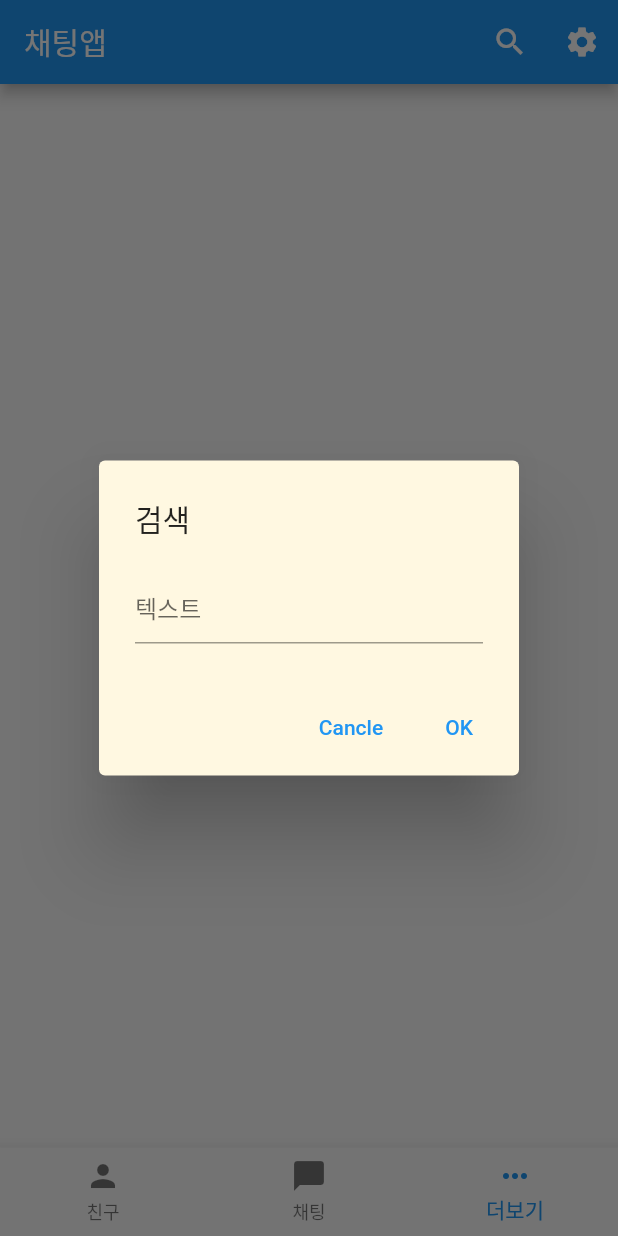
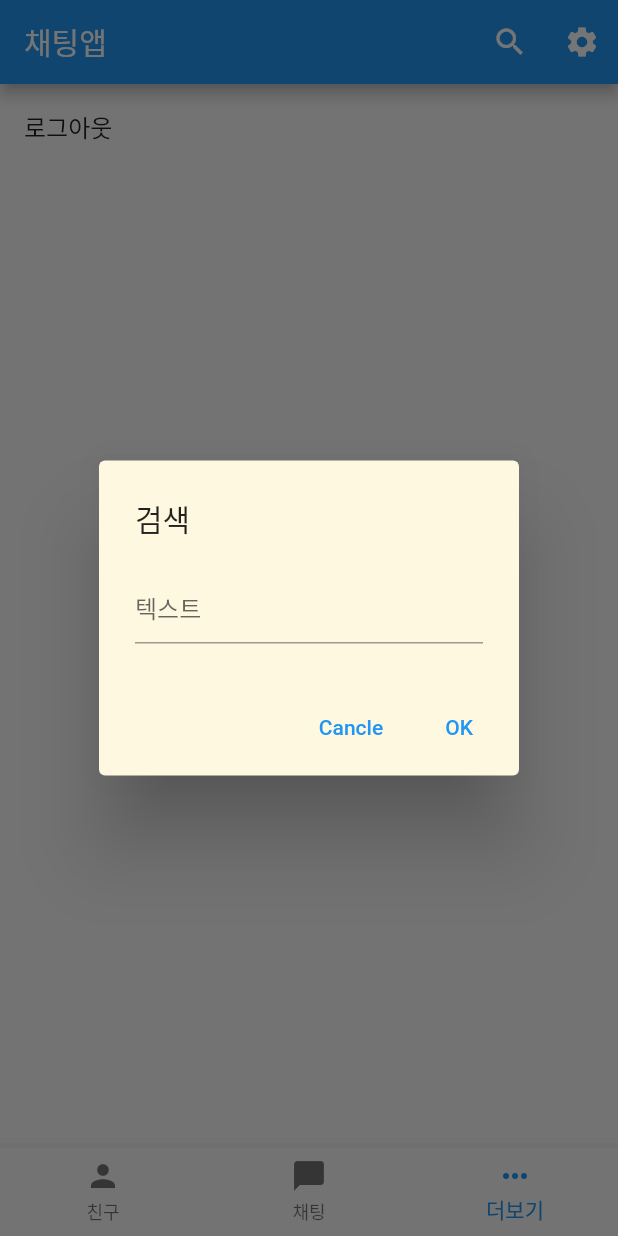
Before and after one commit to Aqudi/flutter-group-study, a Flutter app: the RootTabPage screen opened directly, item 3 of the bottom bar chosen, after a tap on the "search" icon, on a phone screen of 412 x 824 dp. Run offline on Flutter 3.47's test engine with Material 2 defaults, Android fonts, the light colour scheme and no system bars; our stand-ins replace flutter_hooks, flutter_riverpod, hooks_riverpod; network calls fail.

Commit message:
week3 간이 로그인 & 로딩

```diff
--- a/newtalk/lib/app.dart
+++ b/newtalk/lib/app.dart
@@ -1,5 +1,5 @@
 import 'package:flutter/material.dart';
-import 'package:newtalk/pages/root_tabs/root_tab_page.dart';
+import 'package:newtalk/pages/auth/login_page.dart';
 
 class App extends StatelessWidget {
   const App({Key? key}) : super(key: key);
@@ -11,7 +11,7 @@ class App extends StatelessWidget {
       theme: ThemeData(
         primarySwatch: Colors.blue,
       ),
-      home: const RootTabPage(),
+      home: const LoginPage(),
     );
   }
 }
--- a/newtalk/lib/pages/friend/friend_page.dart
+++ b/newtalk/lib/pages/friend/friend_page.dart
@@ -1,40 +1,62 @@
 import 'package:flutter/material.dart';
-import 'package:flutter_riverpod/flutter_riverpod.dart';
+import 'package:flutter_hooks/flutter_hooks.dart';
+import 'package:hooks_riverpod/hooks_riverpod.dart';
 import 'package:newtalk/pages/friend/widgets/profile_list_tile.dart';
+import 'package:newtalk/services/auth_service.dart';
 import 'package:newtalk/services/search_service.dart';
 
-class FriendPage extends ConsumerStatefulWidget {
+class FriendPage extends HookConsumerWidget {
   const FriendPage({Key? key}) : super(key: key);
 
   @override
-  ConsumerState<FriendPage> createState() => _FriendPageState();
-}
+  Widget build(BuildContext context, WidgetRef ref) {
+    final username = ref.watch(authServiceProvider).name;
+    final searchKeyword = ref.watch(searchServiceProvider);
 
-class _FriendPageState extends ConsumerState<FriendPage> {
-  final scrollController = ScrollController();
-  bool switchValue = false;
+    // // 기존: dispose를 해주어야 하므로 StatefulWidget 사용
+    // // hook 사용: dispose X, StatelessWidget 사용 가능
+    final scrollController = useScrollController();
 
-  final friends = List.generate(100, (index) => '친구 #$index');
+    // 값을 기억
+    final friends = useMemoized(
+      () => List.generate(100, (index) {
+        print(index);
+        return '친구 #$index';
+      }),
+    );
 
-  @override
-  Widget build(BuildContext context) {
-    final searchService = ref.watch(searchServiceProvider);
+    // // state로 useState로 사용 가능 (이때는 ValueNotifier로 적용됨)
+    // // state value는 applyFilter.value로 바꾸거나 사용 가능
+    final useFilter = useState(true);
 
     final filtered = friends.where((value) {
-      return value.contains(searchService.key?.key ?? '');
+      if (useFilter.value) {
+        return value.contains(searchKeyword);
+      }
+      return true;
     });
 
     return SingleChildScrollView(
       controller: scrollController,
       child: Column(
         children: [
+          Switch(
+            value: useFilter.value,
+            onChanged: (value) {
+              useFilter.value = value;
+            },
+          ),
           const SizedBox(height: 10),
-          const ProfileListTile(name: "나"),
+          ProfileListTile(name: '$username'),
           const Divider(),
-          ListView(
+          // ListView.builder: 큰 사이즈의 데이터 처리에 적합
+          ListView.builder(
             controller: scrollController,
             shrinkWrap: true,
-            children: filtered.map((e) => ProfileListTile(name: e)).toList(),
+            itemCount: filtered.length,
+            itemBuilder: (context, index) => ProfileListTile(
+              name: filtered.elementAt(index),
+            ),
           ),
         ],
       ),
--- a/newtalk/lib/pages/menu/menu_page.dart
+++ b/newtalk/lib/pages/menu/menu_page.dart
@@ -1,10 +1,39 @@
 import 'package:flutter/material.dart';
+import 'package:hooks_riverpod/hooks_riverpod.dart';
+import 'package:newtalk/pages/auth/login_page.dart';
+import 'package:newtalk/services/auth_service.dart';
 
-class MenuPage extends StatelessWidget {
+class MenuPage extends HookConsumerWidget {
   const MenuPage({Key? key}) : super(key: key);
 
+  Widget _buildMenuButton(String title, Future<void> Function() onTap) {
+    return ListTile(
+      onTap: onTap,
+      title: Text(title),
+    );
+  }
+
   @override
-  Widget build(BuildContext context) {
-    return const Center(child: Text('더보기'));
+  Widget build(BuildContext context, WidgetRef ref) {
+    final authService = ref.watch(authServiceProvider);
+
+    return authService.isLoading
+        ? const Center(child: CircularProgressIndicator())
+        : ListView(
+            children: [
+              _buildMenuButton(
+                '로그아웃',
+                () async {
+                  await authService.logout();
+                  Navigator.pushReplacement(
+                    context,
+                    MaterialPageRoute(
+                      builder: (context) => const LoginPage(),
+                    ),
+                  );
+                },
+              )
+            ],
+          );
   }
 }
--- a/newtalk/lib/pages/root_tabs/root_tab_page.dart
+++ b/newtalk/lib/pages/root_tabs/root_tab_page.dart
@@ -1,5 +1,5 @@
 import 'package:flutter/material.dart';
-import 'package:flutter_riverpod/flutter_riverpod.dart';
+import 'package:hooks_riverpod/hooks_riverpod.dart';
 import 'package:newtalk/pages/chatting/chatting_list_page.dart';
 import 'package:newtalk/pages/friend/friend_page.dart';
 import 'package:newtalk/pages/menu/menu_page.dart';
@@ -75,8 +75,15 @@ class _RootTabPageState extends ConsumerState<RootTabPage> {
   }
 
   @override
+  void dispose() {
+    // controller 사용 후 dispose로 메모리 반환
+    textEditionController.dispose();
+    super.dispose();
+  }
+
+  @override
   Widget build(BuildContext context) {
-    final searchService = ref.read(searchServiceProvider);
+    final searchService = ref.read(searchServiceProvider.notifier);
 
     return BaseScaffold(
       title: "채팅앱",
@@ -87,7 +94,7 @@ class _RootTabPageState extends ConsumerState<RootTabPage> {
               context,
               backgroundColor: Colors.amber[50],
             );
-            searchService.key = SearchKey(value);
+            searchService.search(value);
           },
           icon: const Icon(Icons.search),
         ),
--- a/newtalk/lib/services/search_service.dart
+++ b/newtalk/lib/services/search_service.dart
@@ -1,22 +1,11 @@
-import 'package:flutter/cupertino.dart';
-import 'package:flutter_riverpod/flutter_riverpod.dart';
-import 'package:newtalk/services/base_service.dart';
+import 'package:hooks_riverpod/hooks_riverpod.dart';
 
-final searchServiceProvider = ChangeNotifierProvider((ref) => SearchService());
+final searchServiceProvider =
+    StateNotifierProvider<SearchService, String>((ref) => SearchService());
 
-@immutable
-class SearchKey {
-  final String? key;
+class SearchService extends StateNotifier<String> {
+  SearchService([String? keyword]) : super(keyword ?? '');
 
-  const SearchKey(this.key);
+  void search(String? keyword) => state = keyword ?? '';
+  void clear(String keyword) => state = '';
 }
-
-class SearchService extends BaseService {
-  SearchKey? _key;
-
-  SearchKey? get key => _key;
-  set key(SearchKey? key) {
-    _key = key;
-    notifyListeners();
-  }
-}
--- a/newtalk/lib/widgets/base_scaffold.dart
+++ b/newtalk/lib/widgets/base_scaffold.dart
@@ -1,6 +1,7 @@
 import 'package:flutter/material.dart';
 
 class BaseScaffold extends StatelessWidget {
+  final bool isLoading;
   final String? title;
   final List<Widget> actions;
   final Widget? body;
@@ -8,6 +9,7 @@ class BaseScaffold extends StatelessWidget {
 
   const BaseScaffold({
     Key? key,
+    this.isLoading = false,
     this.title,
     this.actions = const [],
     this.body,
@@ -22,7 +24,11 @@ class BaseScaffold extends StatelessWidget {
           title: Text(title ?? 'Unknown'),
           actions: actions,
         ),
-        body: body,
+        body: isLoading
+            ? const Center(
+                child: CircularProgressIndicator(),
+              )
+            : body,
         bottomNavigationBar: bottomNavigationBar,
       ),
     );
--- a/newtalk/pubspec.yaml
+++ b/newtalk/pubspec.yaml
@@ -34,7 +34,11 @@ dependencies:
   # The following adds the Cupertino Icons font to your application.
   # Use with the CupertinoIcons class for iOS style icons.
   cupertino_icons: ^1.0.2
-  flutter_riverpod: ^1.0.3
+  flutter_hooks: ^0.18.2
+  hooks_riverpod: ^1.0.3
+  uuid: ^3.0.5
+  firebase_core: ^1.11.0
+  cloud_firestore: ^3.1.6
 
 dev_dependencies:
   flutter_test:
```
Also changed, not shown: newtalk/lib/pages/auth/login_page.dart (added, +53 -0 lines), newtalk/lib/services/auth_service.dart (added, +22 -0 lines), newtalk/lib/services/base_service.dart (+17 -1 lines), newtalk/pubspec.lock, 3 other files.
